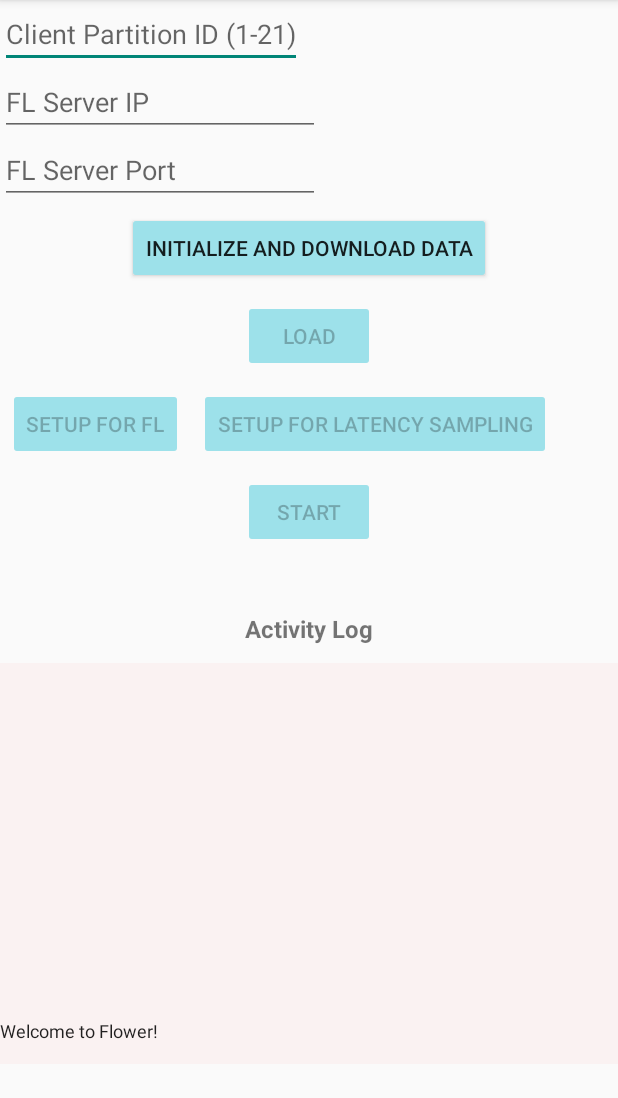
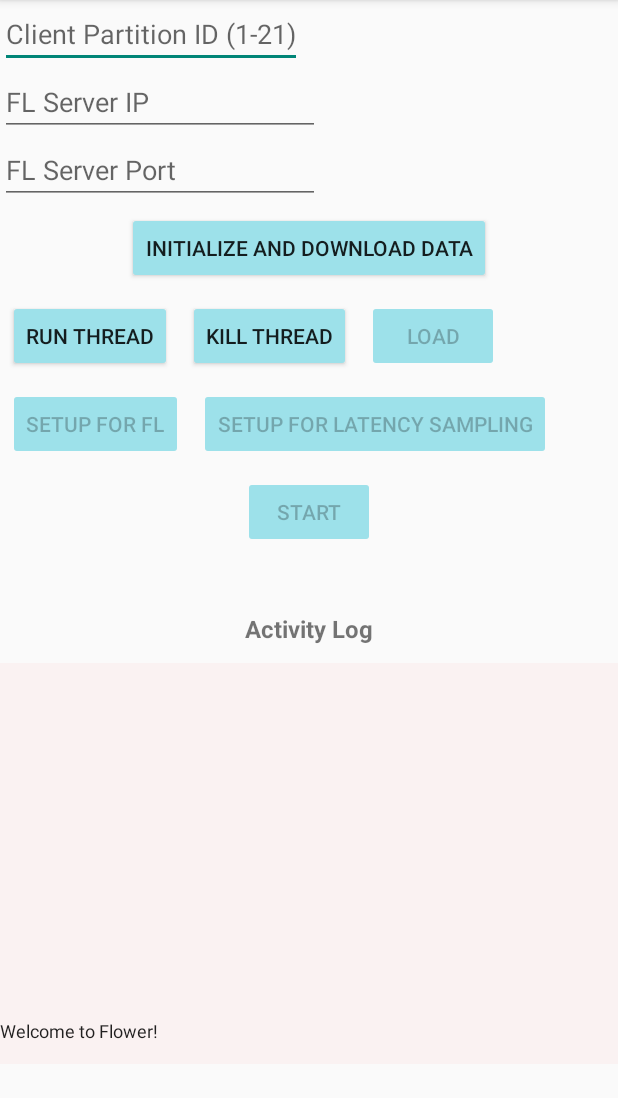
Before and after one commit to holymollyhao/fedbalancer, an Android app: the screen it shows after launch (MainActivity), on a phone screen of 412 x 824 dp, the part 84-1182 px from its top. Run offline under Robolectric (Android 15) with nearby library versions, the phone set to English and light mode, and no system bars; libraries missing offline, so code that uses them is left out: io.grpc, io.grpc.stub; 1 statement that could not run was skipped.

Commit message:
Feat: Run and kill single thread - CPU contention

```diff
--- a/android/client/app/src/main/res/layout/activity_main.xml
+++ b/android/client/app/src/main/res/layout/activity_main.xml
@@ -62,7 +62,28 @@
 <!--            android:backgroundTint="#9DE1EA"-->
 <!--            android:onClick="downloadData"-->
 <!--            android:text="downlaod Data" />-->
-
+        <LinearLayout
+            android:layout_width="match_parent"
+            android:layout_height="wrap_content"
+            android:orientation="horizontal">
+            <Button
+                android:id="@+id/run_thread"
+                android:layout_width="wrap_content"
+                android:layout_height="wrap_content"
+                android:layout_gravity="center"
+                android:layout_margin="5sp"
+                android:backgroundTint="#9DE1EA"
+                android:onClick="runThread"
+                android:text="Run Thread" />
+            <Button
+                android:id="@+id/kill_thread"
+                android:layout_width="wrap_content"
+                android:layout_height="wrap_content"
+                android:layout_gravity="center"
+                android:layout_margin="5sp"
+                android:backgroundTint="#9DE1EA"
+                android:onClick="killThread"
+                android:text="Kill Thread" />
             <Button
                 android:id="@+id/load_data"
                 android:layout_width="wrap_content"
@@ -72,6 +93,7 @@
                 android:backgroundTint="#9DE1EA"
                 android:onClick="loadData"
                 android:text="Load" />
+        </LinearLayout>
 
         <LinearLayout
             android:layout_width="match_parent"
```
Also changed, not shown: android/client/app/src/main/java/flwr/android_client/MainActivity.java (+55 -0 lines), 2 other files. Lines whose indentation alone changed are shown as unchanged.
